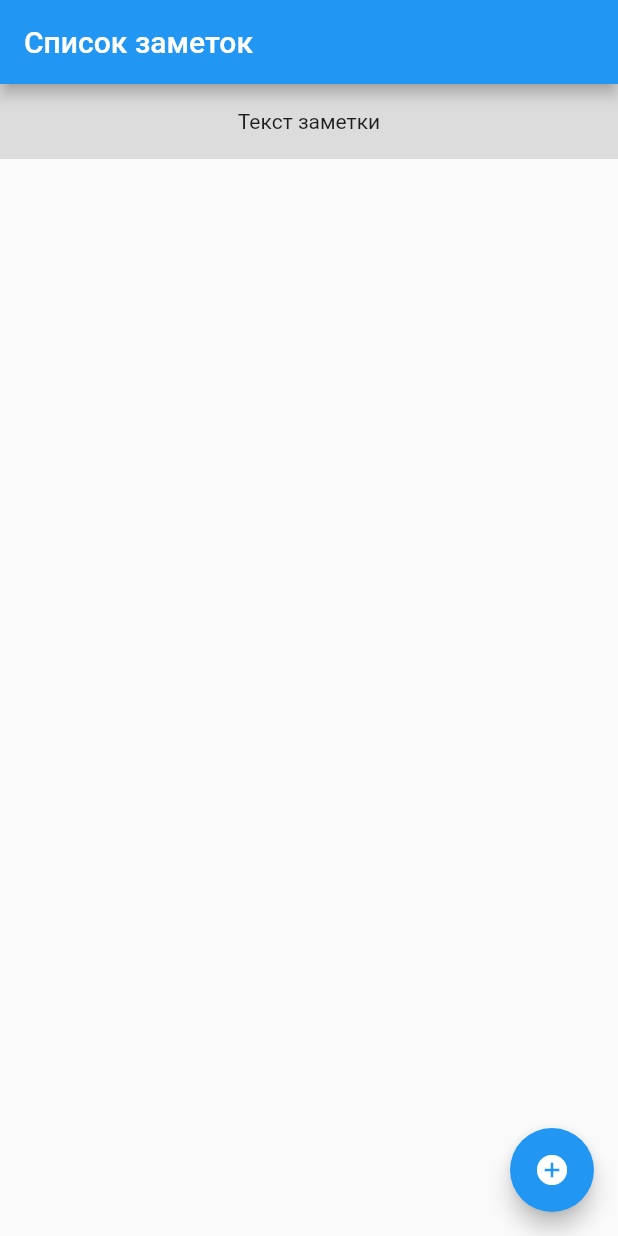
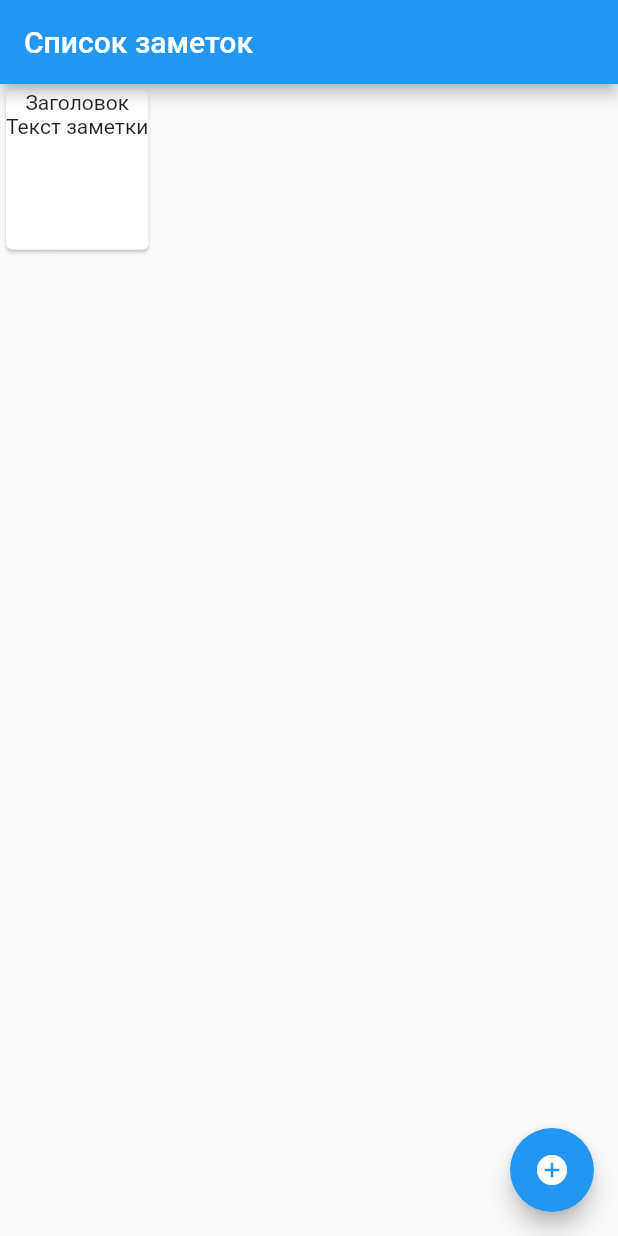
Before and after one commit to x674/TodoApp_Flutter, a Flutter app: the screen it shows after launch, on a phone screen of 412 x 824 dp. Run offline on Flutter 3.47's test engine with Material 2 defaults, Android fonts, the phone set to English and light mode, and no system bars.

Commit message:
Notes in GridView

```diff
--- a/lib/Screens/main_screen.dart
+++ b/lib/Screens/main_screen.dart
@@ -6,7 +6,7 @@ import 'package:todoapp_flutter/Model/note_model.dart';
 import '../Storage/file_storage.dart';
 import 'edit_screen.dart';
 
-List<Note> notesList = [Note("Заголовок","Текст заметки")];
+List<Note> notesList = [Note("Заголовок", "Текст заметки")];
 
 class MainScreen extends StatefulWidget {
   const MainScreen({Key? key}) : super(key: key);
@@ -25,20 +25,20 @@ class _MainScreenState extends State<MainScreen> {
     });
     super.initState();
   }
+
   @override
   Widget build(BuildContext context) {
-
     return Scaffold(
       appBar: AppBar(
         title: const Text("Список заметок"),
       ),
-      // body: Column(children: NotesList),
-      body: ListView.separated(
-          itemBuilder: (context, index) {
-            return NoteWidget(notesList[index]);
-          },
-          separatorBuilder: (context, index) => const Divider(),
-          itemCount: notesList.length),
+      body: GridView.builder(
+        gridDelegate:
+            SliverGridDelegateWithMaxCrossAxisExtent(maxCrossAxisExtent: 110,childAspectRatio: 0.9),
+        itemCount: notesList.length,
+        itemBuilder: (context, index) => NoteWidget(notesList[index]),
+      )
+      ,
       // body: Center(child: Text('Нажми + чтобы добавить заметку!')),
       floatingActionButton: FloatingActionButton(
           onPressed: () => onClickAddNewNote(),
@@ -51,12 +51,16 @@ class _MainScreenState extends State<MainScreen> {
     setState(() {
       notesList.add(newNote);
     });
-    newNote = await Navigator.of(context).push(MaterialPageRoute(builder: (context) => EditScreen(newNote),));
+    newNote = await Navigator.of(context).push(MaterialPageRoute(
+      builder: (context) => EditScreen(newNote),
+    ));
     await saveJsonNotesToFile(json.encode(notesList));
   }
 }
+
 class NoteWidget extends StatefulWidget {
   final Note note;
+
   const NoteWidget(this.note, {Key? key}) : super(key: key);
 
   @override
@@ -67,20 +71,20 @@ class _NoteWidgetState extends State<NoteWidget> {
   @override
   Widget build(BuildContext context) {
     return GestureDetector(
-      child: Container(
-        height: 50,
-        decoration: const BoxDecoration(color: Colors.black12),
-        child: Center(child: Text(widget.note.textNote)),
+      child: Card(
+        child: Column(
+          children: [Text(widget.note.titleNote), Text(widget.note.textNote)],
+        ),
       ),
-      onTap: () => onClickEditNote()
-      ,
+      onTap: () => onClickEditNote(),
     );
   }
 
   onClickEditNote() async {
-    Note returnedNote = await Navigator.of(context).push(MaterialPageRoute(builder: (context) =>
-        EditScreen(widget.note),));
-    setState(()  {
+    Note returnedNote = await Navigator.of(context).push(MaterialPageRoute(
+      builder: (context) => EditScreen(widget.note),
+    ));
+    setState(() {
       widget.note.titleNote = returnedNote.titleNote;
       widget.note.textNote = returnedNote.textNote;
     });
```
Also changed, not shown: 8 other files.
